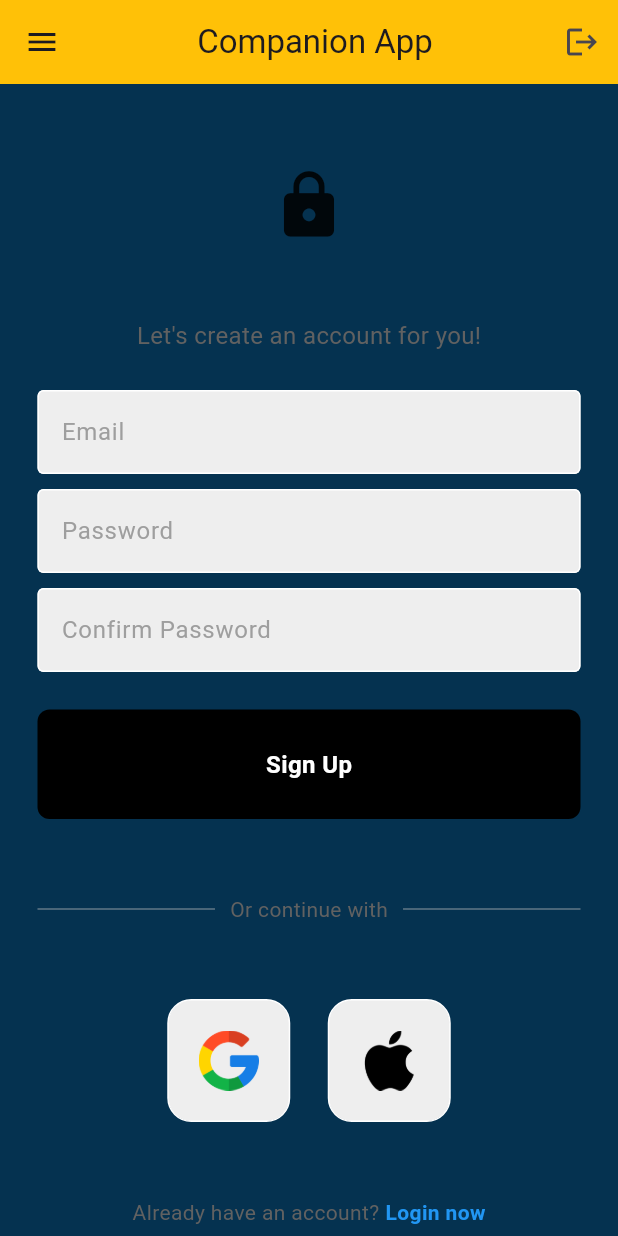
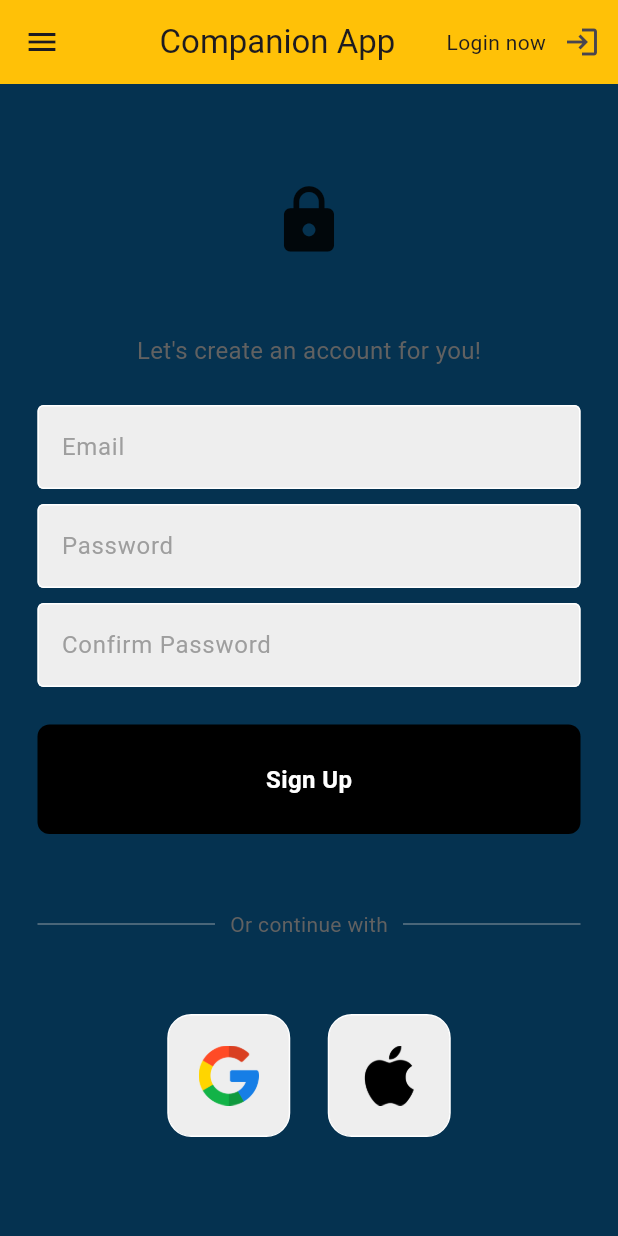
Before and after one commit to ManojSimhaNN/project, a Flutter app: the RegisterPage screen opened directly, on a phone screen of 412 x 824 dp. Run offline on Flutter 3.47's test engine with Material 3 defaults, Android fonts, the phone set to English and light mode, and no system bars; our stand-ins replace firebase_auth, firebase_core, get; accounts and stored records are empty; network calls fail.

Commit message:
fourth commit

```diff
--- a/lib/pages/login_on_register_page.dart
+++ b/lib/pages/login_on_register_page.dart
@@ -7,7 +7,6 @@ class LoginOnRegisterPage extends StatefulWidget {
 
   @override
   State<LoginOnRegisterPage> createState() => _LoginOnRegisterPageState();
-
 }
 
 class _LoginOnRegisterPageState extends State<LoginOnRegisterPage> {
@@ -25,11 +24,11 @@ class _LoginOnRegisterPageState extends State<LoginOnRegisterPage> {
   Widget build(BuildContext context) {
     if (showLoginPage) {
       return LoginPage(
-        onTap: togglePages,
+        onPressed: togglePages,
       );
     } else {
       return RegisterPage(
-        onTap: togglePages,
+        onPressed: togglePages,
       );
     }
   }
--- a/lib/pages/register_page.dart
+++ b/lib/pages/register_page.dart
@@ -9,8 +9,8 @@ import 'package:companion_app/components/my_textfield.dart';
 import 'package:companion_app/components/square_tile.dart';
 
 class RegisterPage extends StatefulWidget {
-  final Function()? onTap;
-  const RegisterPage({super.key, required this.onTap});
+  final Function()? onPressed;
+  const RegisterPage({super.key, required this.onPressed});
 
   @override
   State<RegisterPage> createState() => _RegisterPageState();
@@ -80,12 +80,26 @@ class _RegisterPageState extends State<RegisterPage> {
     return Scaffold(
       appBar: AppBar(
         title: Center(
-          child: Text("Companion App"),
+          child: Text("   Companion App"),
         ),
         backgroundColor: Colors.amber,
         elevation: 0,
         leading: Icon(Icons.menu),
-        actions: [IconButton(onPressed: () {}, icon: Icon(Icons.logout))],
+        actions: [
+          Text("Login now"),
+          IconButton(
+              onPressed: () {
+                Navigator.pushReplacement(
+                  context,
+                  MaterialPageRoute(
+                    builder: (context) => LoginPage(
+                      onPressed: () {},
+                    ),
+                  ),
+                );
+              },
+              icon: Icon(Icons.login_outlined))
+        ],
       ),
       backgroundColor: const Color.fromARGB(255, 5, 50, 80),
       body: SafeArea(
@@ -198,28 +212,6 @@ class _RegisterPageState extends State<RegisterPage> {
                 ),
 
                 const SizedBox(height: 50),
-
-                // not a member? register now
-                Row(
-                  mainAxisAlignment: MainAxisAlignment.center,
-                  children: [
-                    Text(
-                      'Already have an account?',
-                      style: TextStyle(color: Colors.grey[700]),
-                    ),
-                    const SizedBox(width: 4),
-                    GestureDetector(
-                      onTap: widget.onTap,
-                      child: const Text(
-                        'Login now',
-                        style: TextStyle(
-                          color: Colors.blue,
-                          fontWeight: FontWeight.bold,
-                        ),
-                      ),
-                    ),
-                  ],
-                )
               ],
             ),
           ),
--- a/lib/pages/welcome_page.dart
+++ b/lib/pages/welcome_page.dart
@@ -27,7 +27,9 @@ class Welcome extends StatelessWidget {
                 Navigator.push(
                   context,
                   MaterialPageRoute(
-                    builder: (context) => LoginPage(onTap: () {  },),
+                    builder: (context) => LoginPage(
+                      onPressed: () {},
+                    ),
                   ),
                 );
               },
@@ -105,7 +107,7 @@ class Welcome extends StatelessWidget {
                   shape: const StadiumBorder(),
                 ),
                 onPressed: () {
-                  Navigator.push(
+                  Navigator.pushReplacement(
                     context,
                     MaterialPageRoute(
                       builder: (context) => QuizPage(),
```
Also changed, not shown: lib/pages/login_page.dart (+8 -7 lines).
